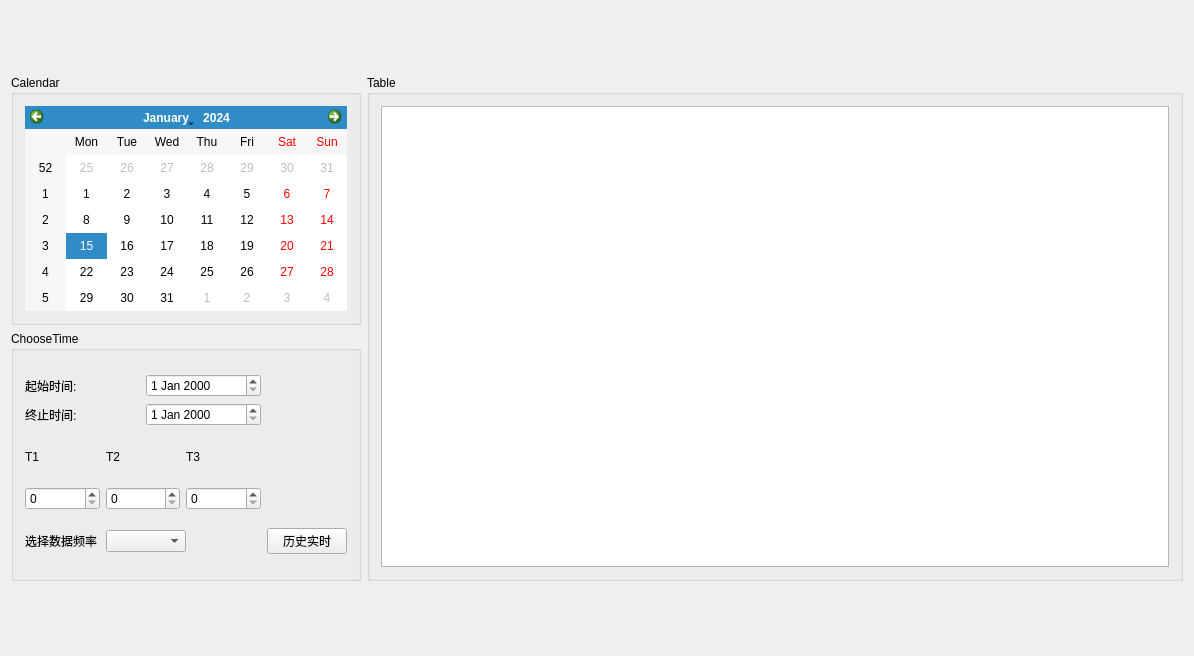
lishengze/QT-study, file widget.ui: the form before one commit.
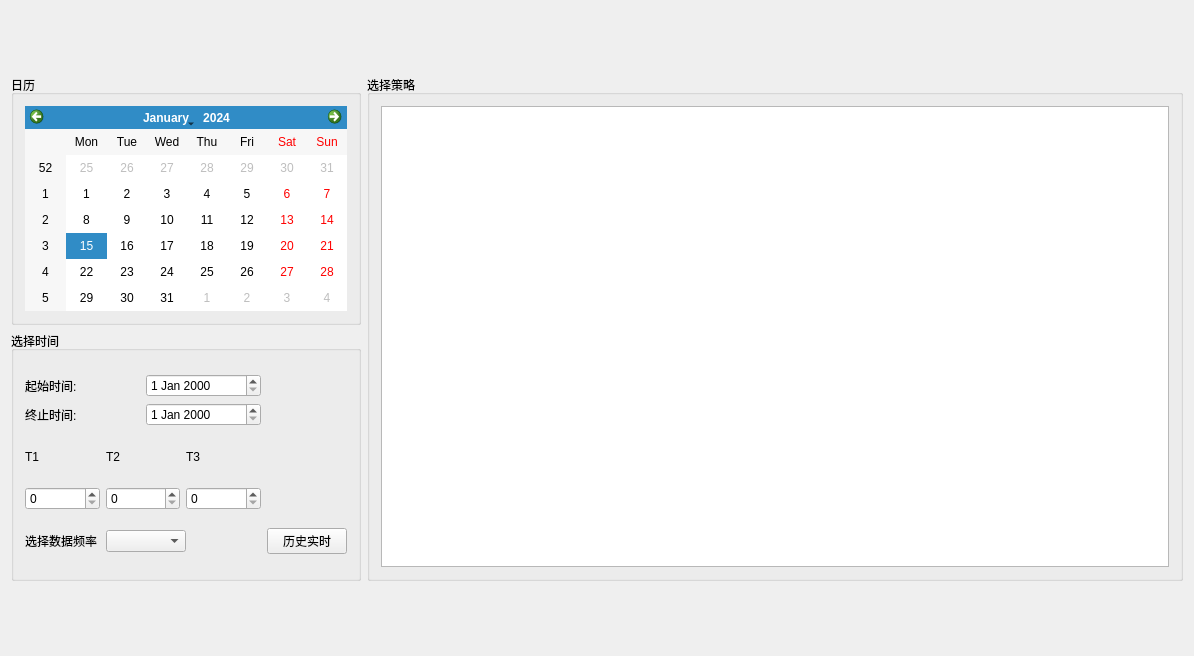
The form after the commit.

Patch:
```diff
--- a/widget.ui
+++ b/widget.ui
@@ -34,7 +34,7 @@
         </size>
        </property>
        <property name="title">
-        <string>Calendar</string>
+        <string>日历</string>
        </property>
        <layout class="QHBoxLayout" name="horizontalLayout">
         <item>
@@ -61,7 +61,7 @@
         </size>
        </property>
        <property name="title">
-        <string>ChooseTime</string>
+        <string>选择时间</string>
        </property>
        <layout class="QGridLayout" name="gridLayout_3">
         <item row="0" column="0" colspan="3">
@@ -159,7 +159,7 @@
    <item row="0" column="1">
     <widget class="QGroupBox" name="TableBox">
      <property name="title">
-      <string>Table</string>
+      <string>选择策略</string>
      </property>
      <layout class="QGridLayout" name="gridLayout">
       <item row="0" column="0">
```
